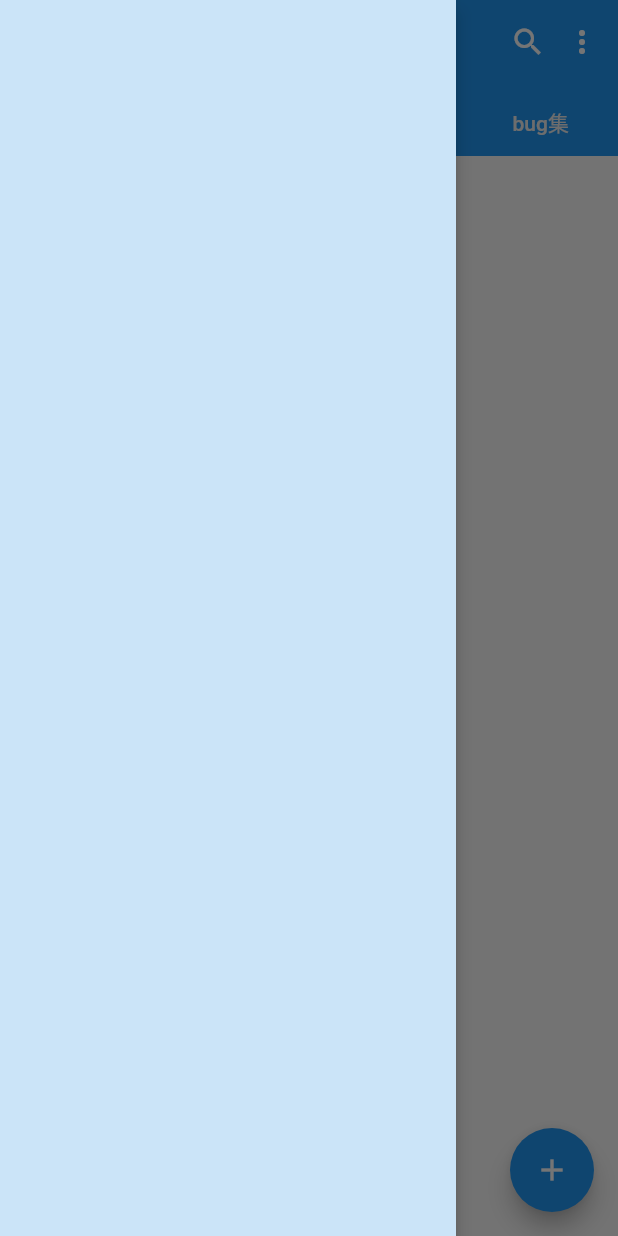
After one commit to VonLuc/travels, a Flutter app: the HomePage screen opened directly, with the side drawer open, on a phone screen of 412 x 824 dp. The commit adds this screen. Run offline on Flutter 3.47's test engine with Material 2 defaults, Android fonts, the phone set to English and light mode, and no system bars.

Commit message:
添加记录remark

```diff
--- /dev/null
+++ b/lib/day3/pages/home_left_drawer.dart
@@ -0,0 +1,15 @@
+import 'package:flutter/cupertino.dart';
+import 'package:flutter/material.dart';
+
+class HomeLeftDrawer extends StatelessWidget {
+  @override
+  Widget build(BuildContext context) {
+    return Drawer(
+      //影深
+      elevation: 5,
+      child: Container(
+        color: Colors.blue.withAlpha(55)
+      )
+    );
+  }
+}
--- a/lib/day3/pages/home_page.dart
+++ b/lib/day3/pages/home_page.dart
@@ -1,7 +1,11 @@
 import 'package:flutter/cupertino.dart';
 import 'package:flutter/material.dart';
 import 'package:travels/day3/app/cons.dart';
+import 'package:travels/day3/pages/home_left_drawer.dart';
 import 'package:travels/day3/pages/home_menu.dart';
+
+import 'home_button.dart';
+import 'home_right_drawer.dart';
 
 class HomePage extends StatelessWidget {
   @override
```
Also changed, not shown: lib/day3/pages/home_button.dart (added, +61 -0 lines), lib/day3/pages/home_right_drawer.dart (added, +14 -0 lines).
